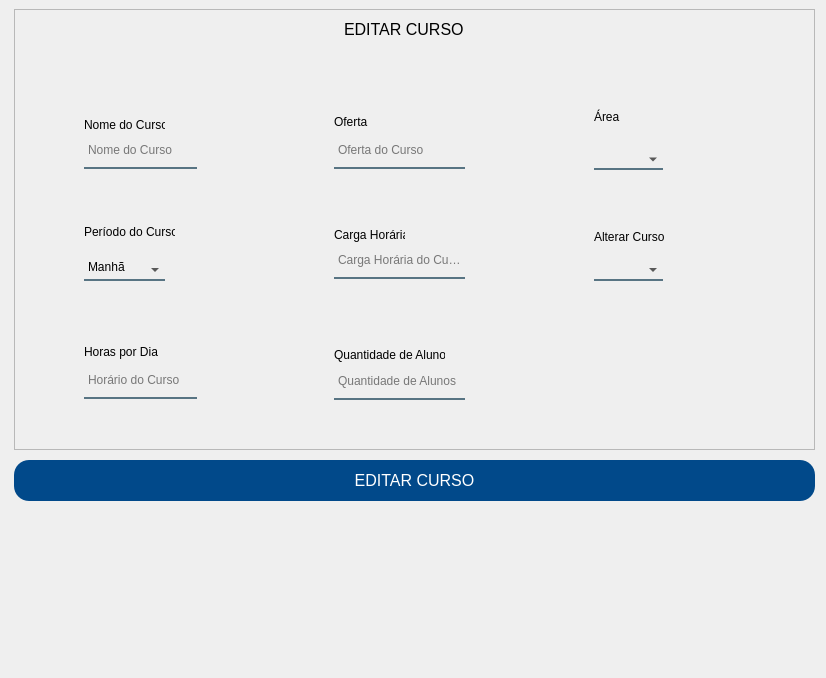
Old version of the form App/view/ui/editarCurso.ui in the repository Senac-SOR-ADS/Mapa-de-Sala.
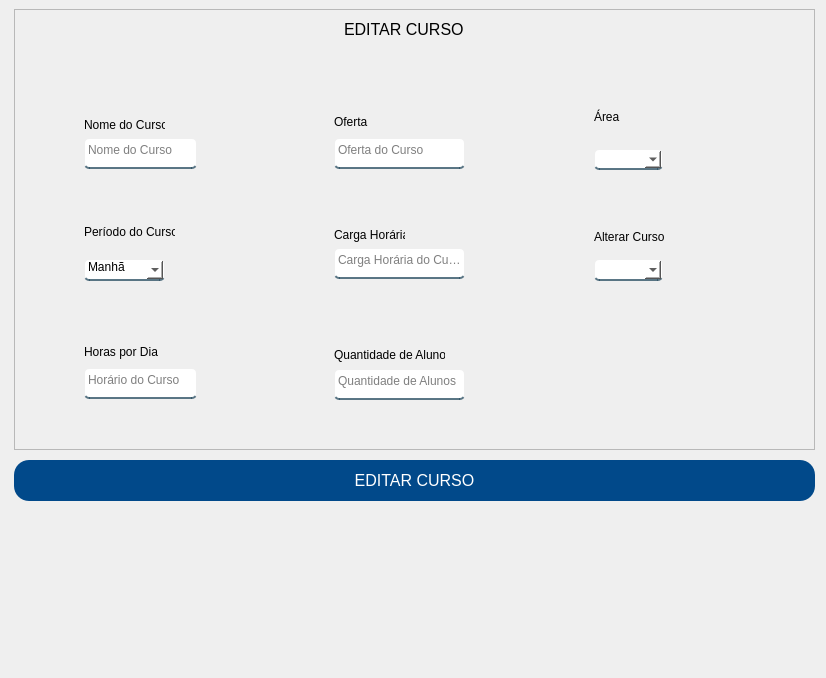
New version of the form.

```diff
--- a/App/view/ui/editarCurso.ui
+++ b/App/view/ui/editarCurso.ui
@@ -15,8 +15,9 @@
   </property>
   <property name="styleSheet">
    <string notr="true">QLineEdit, QComboBox {
-	background-color:rgba(0,0,0,0);
+	background-color: white;
 	border:2px solid rgba(0,0,0,0);
+	border-radius: 5px;
 	border-bottom-color:rgba(46,82,101,200);
 	color:rgb(0,0,0);
 	padding-bottom:7px;
@@ -25,8 +26,8 @@
 #btnEditarCurso {
 	background-color: #01498a;
 	color: #FFF;
-border: none;
-border-radius: 15px;
+	border: none;
+	border-radius: 15px;
 }
  
 #btnEditarCurso:hover {
```
